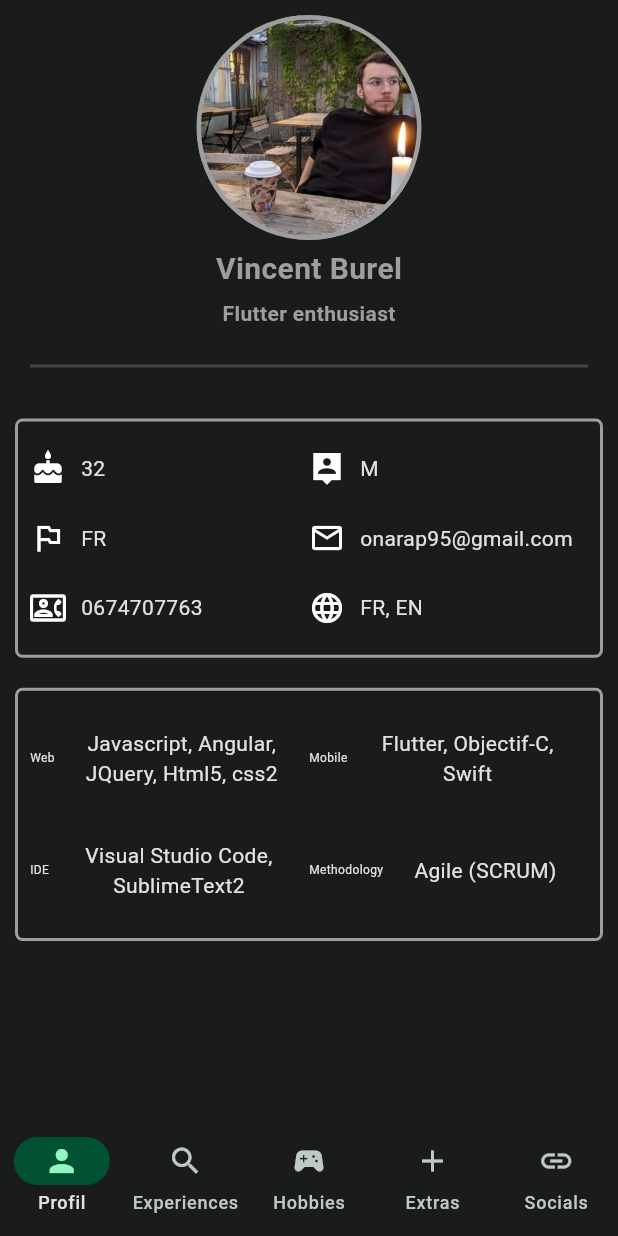
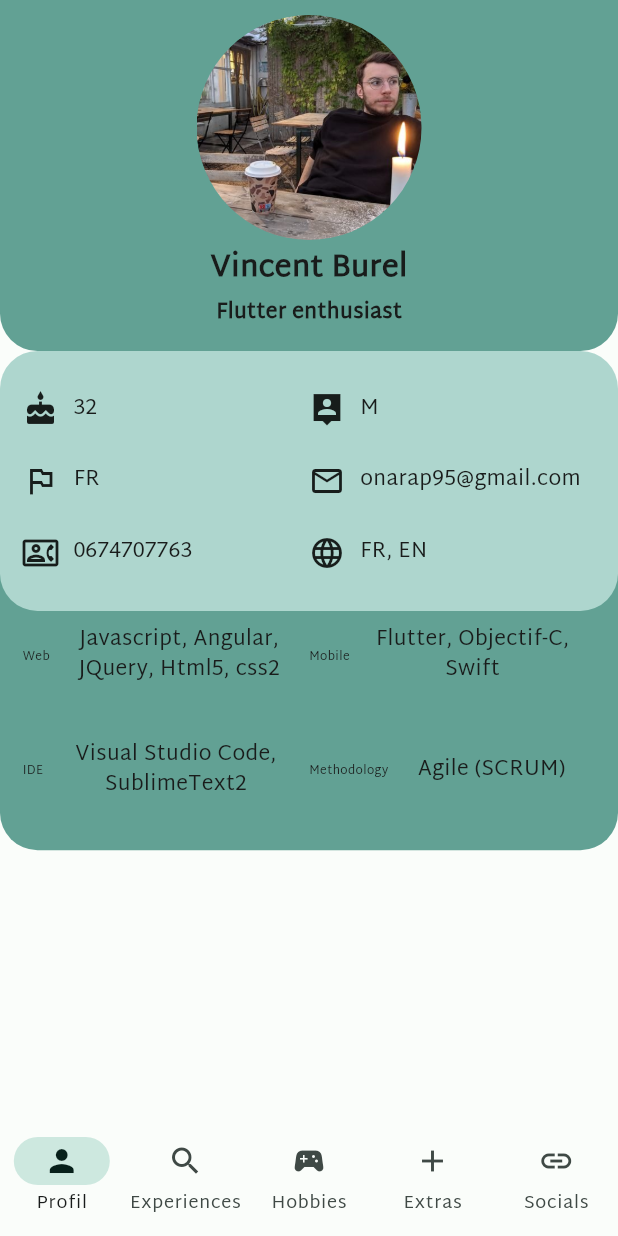
Before and after one commit to On-Arap/vincentburel_resume, a Flutter app: the screen it shows after launch, on a phone screen of 412 x 824 dp. Run offline on Flutter 3.47's test engine with Material 3 defaults, Android fonts, the phone set to English and light mode, and no system bars; our stand-ins replace bloc, flutter_bloc; network calls fail.

Commit message:
rework of UI/UX

```diff
--- a/lib/core/UI/exp_page.dart
+++ b/lib/core/UI/exp_page.dart
@@ -19,14 +19,11 @@ class _ExpPageState extends State<ExpPage> {
       child: BlocBuilder<ExperienceBloc, ExperienceState>(
         builder: (context, state) {
           if (state is ExperienceInitial) {
-            return const CircularProgressIndicator(
-              color: Color.fromARGB(255, 3, 58, 49),
-            );
+            return const CircularProgressIndicator();
           } else if (state is ExperienceLoaded) {
             return Scaffold(
               appBar: AppBar(
                 title: const Center(child: Text("Past Experiences", style: TextStyle(fontWeight: FontWeight.w600))),
-                backgroundColor: Color(0xFF033A31),
               ),
               body: Padding(
                 padding: const EdgeInsets.only(top: 15.0),
--- a/lib/core/UI/profil_page.dart
+++ b/lib/core/UI/profil_page.dart
@@ -17,10 +17,16 @@ class _ProfilPageState extends State<ProfilPage> {
       child: Column(
         mainAxisSize: MainAxisSize.min,
         children: [
-          const GeneralInfoContainer(height: 150),
-          Divider(height: 50, thickness: 2, indent: 20, endIndent: 20, color: Colors.grey[800]),
-          const InformationsContainer(),
-          const TechnosContainer(),
+          GeneralInfoContainer(height: 150),
+          Stack(
+            children: [
+              Container(
+                margin: EdgeInsets.only(top: 125),
+                child: TechnosContainer(),
+              ),
+              InformationsContainer(),
+            ],
+          )
         ],
       ),
     );
--- a/lib/core/UI/socials_page.dart
+++ b/lib/core/UI/socials_page.dart
@@ -18,7 +18,6 @@ class _SocialsPageState extends State<SocialsPage> {
         mainAxisSize: MainAxisSize.min,
         children: [
           const GeneralInfoContainer(height: 100),
-          Divider(height: 50, thickness: 2, indent: 20, endIndent: 20, color: Colors.grey[800]),
           // SocialCard(
           //   color: Colors.blue[500],
           //   iconFirst: const Icon(Icons.insert_link),
--- a/lib/core/datas/bloc/experience/experience_bloc.dart
+++ b/lib/core/datas/bloc/experience/experience_bloc.dart
@@ -27,7 +27,8 @@ List<Experience> experiencesData = [
     stack: 'Objectif-C',
   ),
   Experience(
-    image: 'https://media.licdn.com/dms/image/C4D0BAQGi5VLD3zj1KQ/company-logo_200_200/0/1625157115676?e=1704326400&v=beta&t=8TQYaqoM_zQchPmuO4zSsa6x17OGmvmdg0JQ-kqKo08',
+    image:
+        'https://scontent-cdg4-3.xx.fbcdn.net/v/t39.30808-6/354244215_697152142422712_7668829667247346013_n.png?_nc_cat=104&ccb=1-7&_nc_sid=efb6e6&_nc_ohc=VC-xQQLJRukAX-1slme&_nc_ht=scontent-cdg4-3.xx&oh=00_AfDSkjgpBFkSWyuQLdI7iuN9hJSG0yDD1UbK26hr-iInfw&oe=659C880F',
     org: 'OP1C - On prend un cafe',
     period: '2012-2013',
     jobDesc: 'JavaScript Developer, research and developed many Facebook Apps',
--- a/lib/core/utils/color_scheme.dart
+++ b/lib/core/utils/color_scheme.dart
@@ -2,23 +2,23 @@ import 'package:flutter/material.dart';
 
 const lightColorScheme = ColorScheme(
   brightness: Brightness.light,
-  primary: Color(0xFF024B3F),
+  primary: Color(0xFF006B59),
   onPrimary: Color(0xFFFFFFFF),
-  primaryContainer: Color(0xFF024B3F),
-  onPrimaryContainer: Color(0xFF002019),
-  secondary: Color(0xFF006C45),
+  primaryContainer: Color(0xFF62A194),
+  onPrimaryContainer: Color(0xFF00201A),
+  secondary: Color(0xFF4B635C),
   onSecondary: Color(0xFFFFFFFF),
-  secondaryContainer: Color(0xFF8FF7BF),
-  onSecondaryContainer: Color(0xFF002112),
-  tertiary: Color(0xFF00696F),
+  secondaryContainer: Color(0xFFCDE8DF),
+  onSecondaryContainer: Color(0xFF07201A),
+  tertiary: Color(0xFF426277),
   onTertiary: Color(0xFFFFFFFF),
-  tertiaryContainer: Color(0xFF70F6FF),
-  onTertiaryContainer: Color(0xFF002022),
+  tertiaryContainer: Color(0xFFC7E7FF),
+  onTertiaryContainer: Color(0xFF001E2E),
   error: Color(0xFFBA1A1A),
   errorContainer: Color(0xFFFFDAD6),
   onError: Color(0xFFFFFFFF),
   onErrorContainer: Color(0xFF410002),
-  background: Color(0xFFFAFDFA),
+  background: Color(0xFFAED6CE),
   onBackground: Color(0xFF191C1B),
   surface: Color(0xFFFAFDFA),
   onSurface: Color(0xFF191C1B),
@@ -27,7 +27,7 @@ const lightColorScheme = ColorScheme(
   outline: Color(0xFF6F7975),
   onInverseSurface: Color(0xFFEFF1EF),
   inverseSurface: Color(0xFF2E3130),
-  inversePrimary: Color(0xFF024B3F),
+  inversePrimary: Color(0xFF5BDBBE),
   shadow: Color(0xFF000000),
   surfaceTint: Color(0xFF006B59),
   outlineVariant: Color(0xFFBFC9C4),
@@ -36,18 +36,18 @@ const lightColorScheme = ColorScheme(
 
 const darkColorScheme = ColorScheme(
   brightness: Brightness.dark,
-  primary: Color.fromARGB(255, 11, 156, 132),
+  primary: Color(0xFF5BDBBE),
   onPrimary: Color(0xFF00382D),
-  primaryContainer: Color(0xFF005142),
-  onPrimaryContainer: Color(0xFF7BF8D9),
-  secondary: Color(0xFF73DAA4),
-  onSecondary: Color(0xFF003822),
-  secondaryContainer: Color(0xFF005233),
-  onSecondaryContainer: Color(0xFF8FF7BF),
-  tertiary: Color(0xFF4CD9E2),
-  onTertiary: Color(0xFF00373A),
-  tertiaryContainer: Color(0xFF004F53),
-  onTertiaryContainer: Color(0xFF70F6FF),
+  primaryContainer: Color(0xFF005143),
+  onPrimaryContainer: Color(0xFF7AF8DA),
+  secondary: Color(0xFFB1CCC3),
+  onSecondary: Color(0xFF1D352E),
+  secondaryContainer: Color(0xFF334B45),
+  onSecondaryContainer: Color(0xFFCDE8DF),
+  tertiary: Color(0xFFAACBE3),
+  onTertiary: Color(0xFF103447),
+  tertiaryContainer: Color(0xFF2A4A5F),
+  onTertiaryContainer: Color(0xFFC7E7FF),
   error: Color(0xFFFFB4AB),
   errorContainer: Color(0xFF93000A),
   onError: Color(0xFF690005),
@@ -63,7 +63,7 @@ const darkColorScheme = ColorScheme(
   inverseSurface: Color(0xFFE1E3E0),
   inversePrimary: Color(0xFF006B59),
   shadow: Color(0xFF000000),
-  surfaceTint: Color(0xFF5CDBBE),
+  surfaceTint: Color(0xFF5BDBBE),
   outlineVariant: Color(0xFF3F4945),
   scrim: Color(0xFF000000),
 );
--- a/lib/core/widgets/experience_container.dart
+++ b/lib/core/widgets/experience_container.dart
@@ -22,9 +22,8 @@ class ExperienceContainer extends StatelessWidget {
       padding: const EdgeInsets.all(5.0),
       child: Container(
         width: double.infinity,
-        decoration: BoxDecoration(
-          borderRadius: const BorderRadius.all(Radius.circular(5)),
-          border: Border.all(color: Colors.grey, width: 2.0, style: BorderStyle.solid),
+        decoration: const BoxDecoration(
+          borderRadius: BorderRadius.all(Radius.circular(5)),
         ),
         child: Row(
           crossAxisAlignment: CrossAxisAlignment.center,
--- a/lib/core/widgets/general_info_container.dart
+++ b/lib/core/widgets/general_info_container.dart
@@ -7,7 +7,13 @@ class GeneralInfoContainer extends StatelessWidget {
 
   @override
   Widget build(BuildContext context) {
-    return Column(
+    return Container(
+      width: double.infinity,
+      decoration: const BoxDecoration(
+        color: Color(0xFF62A194),
+        borderRadius: BorderRadius.only(bottomLeft: Radius.circular(25), bottomRight: Radius.circular(25)),
+      ),
+      child: Column(
         children: [
           const SizedBox(height: 10.0),
           Hero(
@@ -17,8 +23,6 @@ class GeneralInfoContainer extends StatelessWidget {
               height: height,
               decoration: BoxDecoration(
                 shape: BoxShape.circle,
-              color: Theme.of(context).colorScheme.secondary,
-              border: Border.all(color: Colors.grey, width: 3.0, style: BorderStyle.solid),
                 image: DecorationImage(fit: BoxFit.contain, image: Image.asset('assets/profil.jpg').image),
               ),
             ),
@@ -26,14 +30,16 @@ class GeneralInfoContainer extends StatelessWidget {
           const SizedBox(height: 5.0),
           const Text(
             'Vincent Burel',
-          style: TextStyle(fontSize: 20.0, fontWeight: FontWeight.bold, color: Colors.grey),
+            style: TextStyle(fontSize: 20.0, fontWeight: FontWeight.bold),
           ),
           const SizedBox(height: 5.0),
           const Text(
             'Flutter enthusiast',
-          style: TextStyle(fontSize: 14.0, fontWeight: FontWeight.bold, color: Colors.grey),
+            style: TextStyle(fontSize: 14.0, fontWeight: FontWeight.bold),
           ),
+          const SizedBox(height: 15.0),
         ],
+      ),
     );
   }
 }
--- a/lib/core/widgets/informations_container.dart
+++ b/lib/core/widgets/informations_container.dart
@@ -12,15 +12,12 @@ class InformationsContainer extends StatelessWidget {
 
   @override
   Widget build(BuildContext context) {
-    return Padding(
-      padding: const EdgeInsets.all(10.0),
-      child: Stack(
+    return Stack(
       children: [
         Container(
-            width: double.infinity,
-            decoration: BoxDecoration(
-              borderRadius: const BorderRadius.all(Radius.circular(5)),
-              border: Border.all(color: Colors.grey, width: 2.0, style: BorderStyle.solid),
+          decoration: const BoxDecoration(
+            borderRadius: BorderRadius.all(Radius.circular(25)),
+            color: Color(0xFFAED6CE),
           ),
           child: BlocBuilder<InfosCubit, InfosState>(
             builder: (context, state) {
@@ -32,7 +29,7 @@ class InformationsContainer extends StatelessWidget {
               }
               if (state is InfosLoaded) {
                 return Padding(
-                    padding: const EdgeInsets.all(8.0),
+                  padding: const EdgeInsets.all(15.0),
                   child: GridView.count(
                     crossAxisCount: 2,
                     childAspectRatio: (1 / .25),
@@ -85,7 +82,6 @@ class InformationsContainer extends StatelessWidget {
           ),
         ),
       ],
-      ),
     );
   }
 }
--- a/lib/core/widgets/technos_container.dart
+++ b/lib/core/widgets/technos_container.dart
@@ -12,15 +12,12 @@ class TechnosContainer extends StatelessWidget {
 
   @override
   Widget build(BuildContext context) {
-    return Padding(
-      padding: const EdgeInsets.all(10.0),
-      child: Stack(
+    return Stack(
       children: [
         Container(
-            width: double.infinity,
-            decoration: BoxDecoration(
-              borderRadius: const BorderRadius.all(Radius.circular(5)),
-              border: Border.all(color: Colors.grey, width: 2.0, style: BorderStyle.solid),
+          decoration: const BoxDecoration(
+            borderRadius: BorderRadius.all(Radius.circular(25)),
+            color: Color(0xFF62A194),
           ),
           child: BlocBuilder<TechnosCubit, TechnosState>(
             builder: (context, state) {
@@ -32,7 +29,7 @@ class TechnosContainer extends StatelessWidget {
               }
               if (state is TechnosLoaded) {
                 return Padding(
-                    padding: const EdgeInsets.all(8.0),
+                  padding: const EdgeInsets.only(top: 40, right: 15.0, bottom: 15.0, left: 15.0),
                   child: GridView.count(
                     crossAxisCount: 2,
                     childAspectRatio: (1 / .4),
@@ -68,7 +65,6 @@ class TechnosContainer extends StatelessWidget {
           ),
         ),
       ],
-      ),
     );
   }
 }
--- a/lib/main.dart
+++ b/lib/main.dart
@@ -1,4 +1,5 @@
 import 'package:flutter/material.dart';
+import 'package:flutter/services.dart';
 import 'home.dart';
 import 'package:flutter_bloc/flutter_bloc.dart';
 
@@ -7,6 +8,11 @@ import 'core/utils/color_scheme.dart';
 import 'core/datas/cubits/cubit.dart';
 
 void main() {
+  SystemChrome.setSystemUIOverlayStyle(
+    const SystemUiOverlayStyle(
+      statusBarColor: Colors.black,
+    ),
+  );
   runApp(const MyApp());
 }
 
@@ -17,10 +23,8 @@ class MyApp extends StatelessWidget {
   Widget build(BuildContext context) {
     return MaterialApp(
       title: 'Flutter Demo',
-      theme: ThemeData(
-        colorScheme: ColorScheme.fromSeed(seedColor: Colors.deepPurple),
-        useMaterial3: true,
-      ),
+      theme: ThemeData(useMaterial3: true, colorScheme: lightColorScheme, fontFamily: 'MartelSans'),
+      darkTheme: ThemeData(useMaterial3: true, colorScheme: darkColorScheme, fontFamily: 'MartelSans'),
       home: MultiBlocProvider(
         providers: [
           BlocProvider<InfosCubit>(
@@ -33,14 +37,7 @@ class MyApp extends StatelessWidget {
             create: (_) => ExperienceBloc()..add(LoadingExperience()),
           ),
         ],
-        child: MaterialApp(
-          debugShowCheckedModeBanner: false,
-          theme: ThemeData(
-            useMaterial3: true,
-            colorScheme: darkColorScheme,
-          ),
-          home: const HomePage(),
-        ),
+        child: const HomePage(),
       ),
     );
   }
--- a/pubspec.yaml
+++ b/pubspec.yaml
@@ -24,3 +24,7 @@ flutter:
   uses-material-design: true
   assets:
     - assets/
+  fonts:
+    - family: MartelSans
+      fonts:
+        - asset: fonts/MartelSans-Regular.ttf
```
Also changed, not shown: fonts/MartelSans-Regular.ttf (added). Lines whose indentation alone changed are shown as unchanged.
